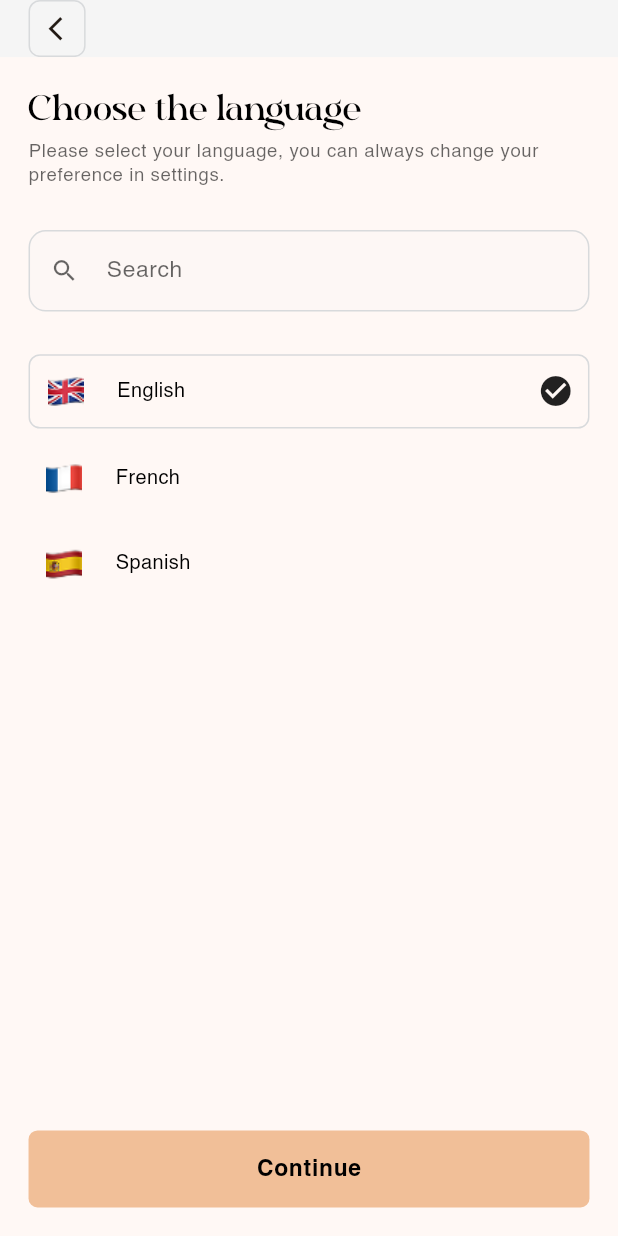
After one commit to Sayyam1244/breathinTask, a Flutter app: the screen it shows after launch, after a tap on the "circle" icon, after a tap on "Continue", on a phone screen of 412 x 824 dp. The commit adds this screen. Run offline on Flutter 3.47's test engine with Material 3 defaults, Android fonts, the phone set to English and light mode, and no system bars; our stand-ins replace cloud_firestore, firebase_auth, firebase_core, flutter_screenutil, flutter_smart_dialog, get and 1 more; accounts and stored records are empty; project files that could hold a hidden picture were left out.

Commit message:
Langauge UI Done

```diff
--- a/lib/core/helper/navigation.dart
+++ b/lib/core/helper/navigation.dart
@@ -3,7 +3,7 @@ import 'package:get/get.dart';
 
 Future<dynamic> launchScreen(Widget child,
     {bool pushAndRemove = false, bool replace = false}) async {
-  const Duration duration = Duration(milliseconds: 500);
+  const Duration duration = Duration(milliseconds: 100);
   final Route route = PageRouteBuilder(
     pageBuilder: (context, animation, secondaryAnimation) => child,
     transitionsBuilder: (context, animation, secondaryAnimation, child) {
--- a/lib/core/theme/light_theme.dart
+++ b/lib/core/theme/light_theme.dart
@@ -9,6 +9,7 @@ ThemeData light(BuildContext context) => ThemeData(
       fontFamily: 'Poppins',
       useMaterial3: true,
       brightness: Brightness.light,
+      dividerColor: borderColorLight,
       colorScheme: ColorScheme.fromSeed(
         primary: primaryColor,
         seedColor: primaryColor,
--- a/lib/core/utils/colors.dart
+++ b/lib/core/utils/colors.dart
@@ -4,6 +4,9 @@ const Color primaryColor = Color(0xFFF1BF98);
 
 // background colors
 const Color backgroundColorLight = Color(0xFFF5F5F5);
+
+// border colors
+const Color borderColorLight = Color(0xffD8DADC);
 
 const Color transparent = Colors.transparent;
 
--- a/lib/core/utils/images.dart
+++ b/lib/core/utils/images.dart
@@ -2,7 +2,7 @@
 
 class Images {
   static String authBackground = 'assets/images/auth_background.jpeg';
-  static String englishFlag = 'assets/images/english.svg';
-  static String frenchFlag = 'assets/images/french.svg';
-  static String spanishFlag = 'assets/images/spanish.svg';
+  static String englishFlag = 'assets/images/english.png';
+  static String frenchFlag = 'assets/images/french.png';
+  static String spanishFlag = 'assets/images/spanish.png';
 }
--- a/lib/imports.dart
+++ b/lib/imports.dart
@@ -24,3 +24,11 @@ export 'package:breathin/imports.dart';
 export 'package:breathin/view/common/loading.dart';
 export 'package:firebase_core/firebase_core.dart';
 export 'package:flutter_smart_dialog/flutter_smart_dialog.dart';
+export 'package:breathin/core/utils/validator.dart';
+export 'package:breathin/view/common/custom_button.dart';
+export 'package:breathin/view/common/custom_textfield.dart';
+export 'package:breathin/core/utils/images.dart';
+export 'package:breathin/view/common/custom_back_button.dart';
+export 'package:breathin/view/common/custom_appbar.dart';
+export 'package:breathin/core/helper/navigation.dart';
+export 'package:breathin/view/screens/home/home_screen.dart';
--- /dev/null
+++ b/lib/view/common/custom_appbar.dart
@@ -0,0 +1,9 @@
+import 'package:breathin/imports.dart';
+
+AppBar customAppBar() {
+  return AppBar(
+    toolbarHeight: 40.sp,
+    leadingWidth: 80.sp,
+    leading: const CustomBackButton(),
+  );
+}
--- /dev/null
+++ b/lib/view/common/custom_back_button.dart
@@ -0,0 +1,33 @@
+import 'package:breathin/imports.dart';
+
+class CustomBackButton extends StatelessWidget {
+  const CustomBackButton({
+    super.key,
+  });
+
+  @override
+  Widget build(BuildContext context) {
+    return Container(
+      clipBehavior: Clip.hardEdge,
+      margin: EdgeInsets.symmetric(horizontal: 20.sp),
+      decoration: BoxDecoration(
+        border: Border.all(width: 1, color: context.theme.dividerColor),
+        borderRadius: borderRadiusSmall,
+      ),
+      child: InkWell(
+        onTap: () {
+          Get.back();
+        },
+        child: Padding(
+          padding: EdgeInsets.only(left: 8.sp),
+          child: Center(
+            child: Icon(
+              Icons.arrow_back_ios,
+              size: 20.sp,
+            ),
+          ),
+        ),
+      ),
+    );
+  }
+}
--- a/lib/view/common/custom_textfield.dart
+++ b/lib/view/common/custom_textfield.dart
@@ -16,8 +16,13 @@ class CustomTextField extends StatelessWidget {
   final TextInputType? keyboardType;
   final TextInputAction? textInputAction;
   final void Function()? onTap;
+  final double? hintSize;
+  final InputBorder? enabledBorder;
+  final InputBorder? focusBorder;
+  final Color? textcolor;
 
   const CustomTextField({
+    this.textcolor,
     this.controller,
     this.hintText,
     this.labeImage,
@@ -33,6 +38,9 @@ class CustomTextField extends StatelessWidget {
     this.keyboardType,
     this.textInputAction,
     this.onTap,
+    this.enabledBorder,
+    this.focusBorder,
+    this.hintSize,
     super.key,
   });
 
@@ -63,17 +71,22 @@ class CustomTextField extends StatelessWidget {
           textInputAction: textInputAction,
           onTap: onTap,
           decoration: InputDecoration(
+            enabledBorder: enabledBorder,
+            focusedBorder: focusBorder,
             floatingLabelBehavior: FloatingLabelBehavior.never,
             prefixIcon: prefixIcon != null
-                ? Icon(prefixIcon,
-                    size: 20.sp, color: context.theme.iconTheme.color)
+                ? Icon(prefixIcon, size: 20.sp, color: context.theme.hintColor)
                 : null,
             hintText: hintText,
-            hintStyle:
-                bodySmall(context).copyWith(color: Theme.of(context).hintColor),
+            hintStyle: bodySmall(context).copyWith(
+              color: Theme.of(context).hintColor,
+              fontSize: hintSize,
+            ),
             suffixIcon: suffixIcon,
           ),
-          style: bodyMedium(context),
+          style: bodyMedium(context).copyWith(
+            color: textcolor,
+          ),
         ),
       ],
     );
--- a/lib/view/screens/auth/auth_screen.dart
+++ b/lib/view/screens/auth/auth_screen.dart
@@ -1,11 +1,6 @@
+import 'package:breathin/imports.dart';
 import 'dart:ui';
-
-import 'package:breathin/core/utils/images.dart';
-import 'package:breathin/core/utils/validator.dart';
-import 'package:breathin/imports.dart';
-import 'package:breathin/view/common/custom_button.dart';
-import 'package:breathin/view/common/custom_textfield.dart';
-import 'package:flutter/material.dart';
+import 'package:breathin/view/screens/auth/components/auth_form.dart';
 
 class AuthScreen extends StatefulWidget {
   const AuthScreen({super.key});
@@ -34,103 +29,3 @@ class _AuthScreenState extends State<AuthScreen> {
     );
   }
 }
-
-class AuthForm extends StatefulWidget {
-  const AuthForm({
-    super.key,
-  });
-
-  @override
-  State<AuthForm> createState() => _AuthFormState();
-}
-
-class _AuthFormState extends State<AuthForm> {
-  bool isObscure = true;
-  bool termsAccpeted = false;
-  final formKey = GlobalKey<FormState>();
-  @override
-  Widget build(BuildContext context) {
-    final mediaQuery = MediaQuery.of(context);
-    return Scaffold(
-      backgroundColor: transparent,
-      body: ListView(
-        padding: paddingDefault,
-        children: [
-          (mediaQuery.padding.top + 50).verticalSpace,
-          Text('welcome'.tr, style: headlineMedium(context)),
-          4.verticalSpace,
-          Text('enter_details'.tr, style: bodyLarge(context)),
-          60.verticalSpace,
-          CustomTextField(
-            validator: Validators.emailValidator,
-            labelText: 'email'.tr,
-            hintText: 'example_email'.tr,
-          ),
-          20.verticalSpace,
-          CustomTextField(
-            validator: Validators.passwordValidator,
-            obscureText: isObscure,
-            suffixIcon: IconButton(
-              icon: Icon(
-                isObscure
-                    ? Icons.visibility_outlined
-                    : Icons.visibility_off_outlined,
-                size: 20.sp,
-                color: context.theme.colorScheme.onBackground,
-              ),
-              onPressed: () {
-                setState(() {
-                  isObscure = !isObscure;
-                });
-              },
-            ),
-            labelText: 'password'.tr,
-            hintText: 'password_hint'.tr,
-          ),
-          12.verticalSpace,
-          Align(
-            alignment: Alignment.centerRight,
-            child: Text(
-              'forgot_password'.tr,
-              style: bodyMedium(context).copyWith(
-                color: context.theme.colorScheme.onBackground,
-              ),
-            ),
-          ),
-          26.verticalSpace,
-          Row(
-            children: [
-              InkWell(
-                onTap: () {
-                  setState(() {
-                    termsAccpeted = !termsAccpeted;
-                  });
-                },
-                child: Icon(
-                  termsAccpeted
-                      ? Icons.check_circle_rounded
-                      : Icons.circle_outlined,
-                  color: context.theme.colorScheme.onBackground,
-                ),
-              ),
-              8.horizontalSpace,
-              Text(
-                'accept_terms'.tr,
-                style: bodyMedium(context).copyWith(
-                  color: context.theme.colorScheme.onBackground,
-                ),
-              ),
-            ],
-          ),
-          22.verticalSpace,
-          CustomButton(
-            text: 'continue'.tr,
-            onTap: () {
-              if (formKey.currentState?.validate() ?? false) {}
-            },
-          ),
-        ],
-      ),
-    );
-  }
-}
--- /dev/null
+++ b/lib/view/screens/auth/components/auth_form.dart
@@ -0,0 +1,106 @@
+import 'package:breathin/core/helper/navigation.dart';
+import 'package:breathin/imports.dart';
+import 'package:breathin/view/screens/lang/select_langauge.dart';
+
+class AuthForm extends StatefulWidget {
+  const AuthForm({
+    super.key,
+  });
+
+  @override
+  State<AuthForm> createState() => _AuthFormState();
+}
+
+class _AuthFormState extends State<AuthForm> {
+  bool isObscure = true;
+  bool termsAccpeted = false;
+  final formKey = GlobalKey<FormState>();
+  @override
+  Widget build(BuildContext context) {
+    final mediaQuery = MediaQuery.of(context);
+    return Scaffold(
+      backgroundColor: transparent,
+      body: ListView(
+        padding: paddingDefault,
+        children: [
+          (mediaQuery.padding.top + 50).verticalSpace,
+          Text('welcome'.tr, style: headlineMedium(context)),
+          4.verticalSpace,
+          Text('enter_details'.tr, style: bodyLarge(context)),
+          60.verticalSpace,
+          CustomTextField(
+            validator: Validators.emailValidator,
+            labelText: 'email'.tr,
+            hintText: 'example_email'.tr,
+          ),
+          20.verticalSpace,
+          CustomTextField(
+            validator: Validators.passwordValidator,
+            obscureText: isObscure,
+            suffixIcon: IconButton(
+              icon: Icon(
+                isObscure
+                    ? Icons.visibility_outlined
+                    : Icons.visibility_off_outlined,
+                size: 20.sp,
+                color: context.theme.colorScheme.onBackground,
+              ),
+              onPressed: () {
+                setState(() {
+                  isObscure = !isObscure;
+                });
+              },
+            ),
+            labelText: 'password'.tr,
+            hintText: 'password_hint'.tr,
+          ),
+          12.verticalSpace,
+          Align(
+            alignment: Alignment.centerRight,
+            child: Text(
+              'forgot_password'.tr,
+              style: bodyMedium(context).copyWith(
+                color: context.theme.colorScheme.onBackground,
+              ),
+            ),
+          ),
+          26.verticalSpace,
+          Row(
+            children: [
+              InkWell(
+                onTap: () {
+                  setState(() {
+                    termsAccpeted = !termsAccpeted;
+                  });
+                },
+                child: Icon(
+                  termsAccpeted
+                      ? Icons.check_circle_rounded
+                      : Icons.circle_outlined,
+                  color: context.theme.colorScheme.onBackground,
+                ),
+              ),
+              8.horizontalSpace,
+              Text(
+                'accept_terms'.tr,
+                style: bodyMedium(context).copyWith(
+                  color: context.theme.colorScheme.onBackground,
+                ),
+              ),
+            ],
+          ),
+          22.verticalSpace,
+          CustomButton(
+            text: 'continue'.tr,
+            onTap: () {
+              launchScreen(const SelectedLanguage());
+              // if (formKey.currentState?.validate() ?? false) {
+
+              // }
+            },
+          ),
+        ],
+      ),
+    );
+  }
+}
--- /dev/null
+++ b/lib/view/screens/home/home_screen.dart
@@ -0,0 +1,15 @@
+import 'package:flutter/material.dart';
+
+class HomeScreen extends StatefulWidget {
+  const HomeScreen({super.key});
+
+  @override
+  State<HomeScreen> createState() => _HomeScreenState();
+}
+
+class _HomeScreenState extends State<HomeScreen> {
+  @override
+  Widget build(BuildContext context) {
+    return const Scaffold();
+  }
+}
--- /dev/null
+++ b/lib/view/screens/lang/components/langauge_tile.dart
@@ -0,0 +1,50 @@
+import 'package:breathin/imports.dart';
+
+class LanguageTile extends StatelessWidget {
+  const LanguageTile({
+    super.key,
+    required this.item,
+    required this.onTap,
+    required this.isSelected,
+  });
+
+  final LanguageModel item;
+  final VoidCallback onTap;
+  final bool isSelected;
+
+  @override
+  Widget build(BuildContext context) {
+    return InkWell(
+      onTap: onTap,
+      child: Container(
+        padding: paddingSmall,
+        decoration: BoxDecoration(
+          border: isSelected
+              ? Border.all(
+                  color: context.theme.dividerColor,
+                )
+              : null,
+          borderRadius: borderRadiusSmall,
+        ),
+        child: Row(
+          children: [
+            Image.asset(
+              item.imageUrl,
+              width: 30.sp,
+              height: 30.sp,
+            ),
+            20.horizontalSpace,
+            Text(
+              item.languageName,
+              style: bodyMedium(context).copyWith(
+                color: context.theme.colorScheme.onBackground,
+              ),
+            ),
+            const Spacer(),
+            if (isSelected) const Icon(Icons.check_circle_sharp)
+          ],
+        ),
+      ),
+    );
+  }
+}
--- /dev/null
+++ b/lib/view/screens/lang/select_langauge.dart
@@ -0,0 +1,99 @@
+import 'package:breathin/imports.dart';
+import 'package:breathin/view/screens/lang/components/langauge_tile.dart';
+
+class SelectedLanguage extends StatefulWidget {
+  const SelectedLanguage({super.key});
+
+  @override
+  State<SelectedLanguage> createState() => _SelectedLanguageState();
+}
+
+class _SelectedLanguageState extends State<SelectedLanguage> {
+  final search = TextEditingController();
+  @override
+  Widget build(BuildContext context) {
+    return Scaffold(
+      appBar: customAppBar(),
+      body: Padding(
+        padding: paddingDefault,
+        child: Column(
+          crossAxisAlignment: CrossAxisAlignment.start,
+          children: [
+            Text(
+              'choose_language'.tr,
+              style: headlineMedium(context).copyWith(
+                color: context.theme.colorScheme.onBackground,
+              ),
+            ),
+            4.verticalSpace,
+            Text(
+              'select_language'.tr,
+              style: bodySmall(context)
+                  .copyWith(color: context.theme.hintColor, fontSize: 13.sp),
+            ),
+            30.verticalSpace,
+            CustomTextField(
+              textcolor: context.theme.colorScheme.onBackground,
+              onChanged: (v) {
+                setState(() {});
+              },
+              controller: search,
+              prefixIcon: Icons.search,
+              hintText: 'search'.tr,
+              hintSize: 16.sp,
+              enabledBorder:
+                  context.theme.inputDecorationTheme.enabledBorder!.copyWith(
+                borderSide: BorderSide(
+                  color: context.theme.dividerColor,
+                ),
+              ),
+              focusBorder:
+                  context.theme.inputDecorationTheme.enabledBorder!.copyWith(
+                borderSide: BorderSide(
+                  color: context.theme.colorScheme.onBackground,
+                  width: 1,
+                ),
+              ),
+            ),
+            30.verticalSpace,
+            Expanded(
+              child: GetBuilder<LocalizationController>(
+                builder: (localController) => ListView.separated(
+                  itemCount: AppConstants.languages.length,
+                  itemBuilder: (context, index) {
+                    final item = AppConstants.languages[index];
+                    if (item.languageName
+                        .toLowerCase()
+                        .contains(search.text.toLowerCase())) {
+                      return LanguageTile(
+                        item: item,
+                        onTap: () {
+                          localController.setLanguage(Locale(
+                            item.languageCode,
+                            item.countryCode,
+                          ));
+                        },
+                        isSelected: item.languageCode ==
+                            localController.locale.languageCode,
+                      );
+                    }
+                    return null;
+                  },
+                  separatorBuilder: (BuildContext context, int index) =>
+                      10.verticalSpace,
+                ),
+              ),
+            ),
+            30.verticalSpace,
+            CustomButton(
+              text: 'continue'.tr,
+              onTap: () {
+                launchScreen(const HomeScreen());
+              },
+            ),
+          ],
+        ),
+      ),
+    );
+  }
+}
--- a/pubspec.yaml
+++ b/pubspec.yaml
@@ -15,6 +15,7 @@ dependencies:
     sdk: flutter
   flutter_screenutil: ^5.9.3
   flutter_smart_dialog: ^4.9.8+7
+  flutter_svg: ^2.0.10+1
   get: ^4.7.2
   shared_preferences: ^2.2.3
 
```
Also changed, not shown: assets/images/english.png (added), assets/images/english.svg (deleted), assets/images/french.png (added), assets/images/french.svg (deleted), assets/images/spanish.png (added), assets/images/spanish.svg (deleted), pubspec.lock.
